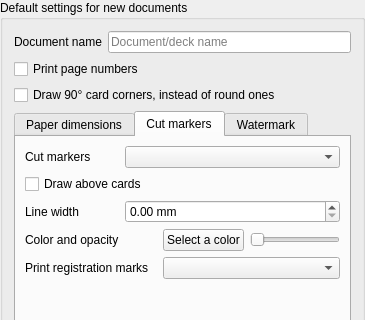
Old version of the form resources/ui/page_config_widget.ui in the repository luziferius/MTGProxyPrinter; both pictures show x 0 to 365 and y 0 to 320 of the 365 by 643 pixel window.
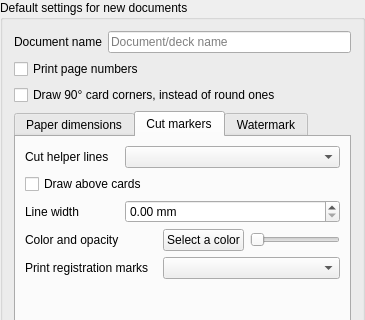
New version of the form. The open tabs and pages were chosen to show the change. Icons and pictures are not drawn.

Commit message:
Update document settings-related UI strings for improved clarity.
FossilOrigin-Name: 2f65aded995a3d4c8522fe96d954daf0347cc873ed68598baacccd125aa5dc91

```diff
--- a/resources/ui/page_config_widget.ui
+++ b/resources/ui/page_config_widget.ui
@@ -507,7 +507,7 @@
        <item row="1" column="0">
         <widget class="QLabel" name="cut_marker_style_label">
          <property name="text">
-          <string>Cut markers</string>
+          <string>Cut helper lines</string>
          </property>
          <property name="buddy">
           <cstring>cut_marker_style</cstring>
```
Left out of the diff: 2 changed lines with no effect on the pictures. The commit also changes 1 other file.
